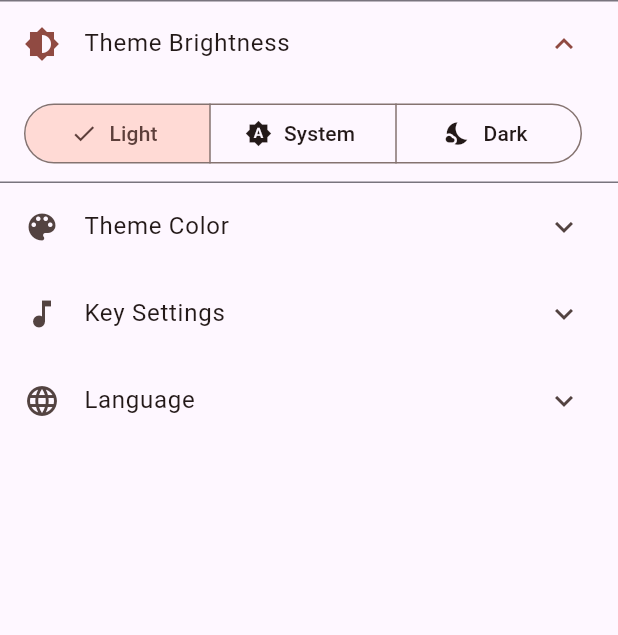
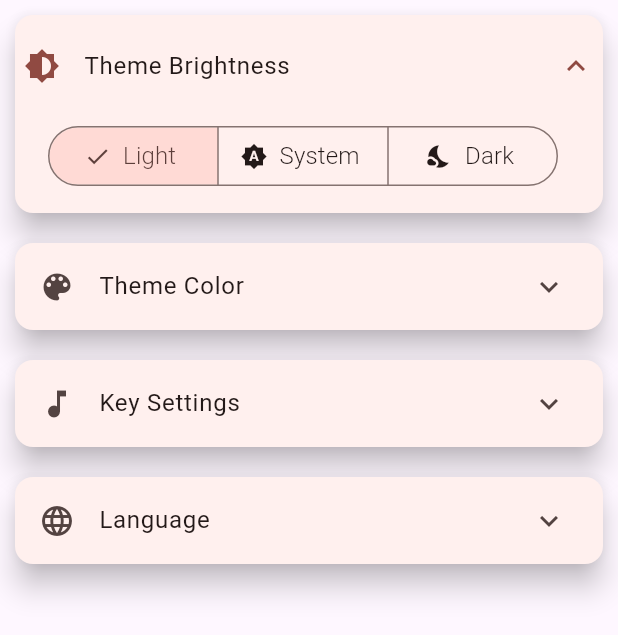
Before and after one commit to ThummarBhargav/piano, a Flutter app: the Settings widget shown alone on an empty page, opened directly, after a tap on "Theme Brightness", on a phone screen of 412 x 824 dp. Shown: the top 635 px of the screen. Run offline on Flutter 3.47's test engine with Material 3 defaults, Android fonts, the phone set to English and light mode, and no system bars; our stand-ins replace audioplayers, flutter_riverpod, recase, shared_preferences; missing offline and left inert: app_review, country_flags, flutter_whatsnew; accounts and stored records are empty; generated files the repository leaves out were written again; statements that could not run were skipped.

Commit message:
change ui

```diff
--- a/analysis_options.yaml
+++ b/analysis_options.yaml
@@ -7,7 +7,7 @@
 
 # The following line activates a set of recommended lints for Flutter apps,
 # packages, and plugins designed to encourage good coding practices.
-include: package:flutter_lints/flutter.yaml
+#include: package:flutter_lints/flutter.yaml
 
 linter:
   # The lint rules applied to this project can be customized in the
--- a/lib/presentation/widget/settings.dart
+++ b/lib/presentation/widget/settings.dart
@@ -24,13 +24,28 @@ class _SettingsState extends State<Settings> {
   Widget build(BuildContext context) {
     return ListView(
       children: [
-        ExpansionTile(
+        Card(
+          margin: EdgeInsets.all(10),
+          elevation: 8,
+          child: Padding(
+            padding: EdgeInsets.all(5),
+            child: ExpansionTile(
+
+              backgroundColor: Colors.transparent,
+              shape: Border.all(
+                color: Colors.transparent,
+              ),
               title: Text(context.locale.themeBrightness),
-          leading: const Icon(Icons.brightness_6),
+              leading: Icon(Icons.brightness_medium),
+              tilePadding: EdgeInsets.zero,
+              childrenPadding: EdgeInsets.zero,
               children: [
                 Consumer(builder: (context, ref, child) {
                   final brightness = ref.watch(themeModeProvider);
                   return ListTile(
+                    splashColor: Colors.transparent, // Set splashColor to transparent
+                    hoverColor: Colors.transparent,
+                    focusColor: Colors.transparent,
                     title: SegmentedButton(
                       segments: [
                         for (final item in [
@@ -40,7 +55,13 @@ class _SettingsState extends State<Settings> {
                         ])
                           ButtonSegment(
                             value: item,
-                        label: Text(item.label(context)),
+                            label: Text(
+                              item.label(context),
+                              style: TextStyle(
+                                fontSize: 16,
+                                fontWeight: FontWeight.w300,
+                              ),
+                            ),
                             icon: Icon(item.icon),
                           ),
                       ],
@@ -53,7 +74,13 @@ class _SettingsState extends State<Settings> {
                 }),
               ],
             ),
-        Consumer(builder: (context, ref, child) {
+          ),
+        ),
+
+        Card(
+          margin: EdgeInsets.all(10),
+          elevation: 8,
+          child: Consumer(builder: (context, ref, child) {
             final color = ref.watch(themeColorProvider);
             return ColorPicker(
               color: color,
@@ -63,7 +90,12 @@ class _SettingsState extends State<Settings> {
               label: context.locale.themeColor,
             );
           }),
-        Consumer(builder: (context, ref, child) {
+        ),
+
+        Card(
+          margin: EdgeInsets.all(10),
+          elevation: 8,
+          child: Consumer(builder: (context, ref, child) {
             final keyWidth = ref.watch(keyWidthProvider);
             final invertKeys = ref.watch(invertKeysProvider);
             final keyLabel = ref.watch(keyLabelsProvider);
@@ -191,7 +223,12 @@ class _SettingsState extends State<Settings> {
               ],
             );
           }),
-        Consumer(builder: (context, ref, child) {
+        ),
+
+        Card(
+          margin: EdgeInsets.all(10),
+          elevation: 8,
+          child: Consumer(builder: (context, ref, child) {
             return ExpansionTile(
               title: Text(context.locale.language),
               leading: const Icon(Icons.language),
@@ -224,6 +261,7 @@ class _SettingsState extends State<Settings> {
               ],
             );
           }),
+        ),
       ],
     );
   }
```
Also changed, not shown: 1 other file. Lines whose indentation alone changed are shown as unchanged.
